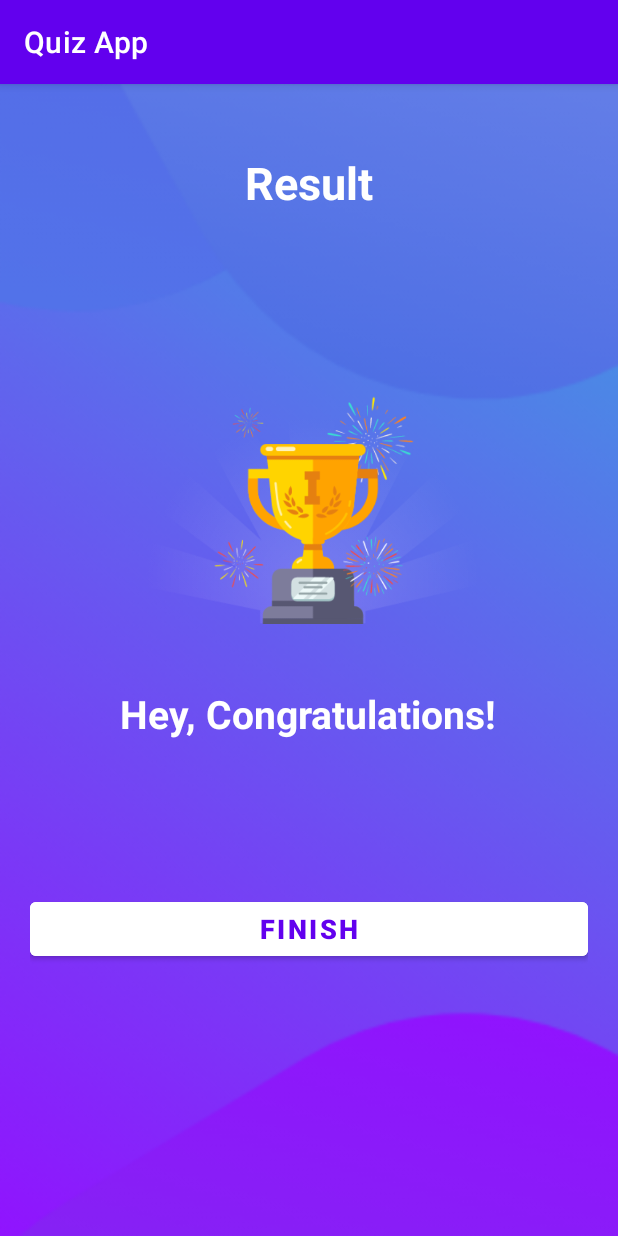
After one commit to Amirabbas-Ghorbani/Quiz_App, an Android app: the ResultActivity screen opened directly, with no data from a screen before it, on a phone screen of 412 x 824 dp. The commit adds this screen. Run offline under Robolectric (Android 15) with nearby library versions, the phone set to English and light mode, and no system bars.

Commit message:
second commit

```diff
--- a/app/src/main/AndroidManifest.xml
+++ b/app/src/main/AndroidManifest.xml
@@ -11,6 +11,9 @@
         android:supportsRtl="true"
         android:theme="@style/Theme.QuizApp"
         tools:targetApi="31">
+        <activity
+            android:name=".ResultActivity"
+            android:exported="false" />
         <activity
             android:name=".QuizQuestionsActivity"
             android:exported="false" />
--- a/app/src/main/java/ghorbani/amir/quizapp/QuizQuestionsActivity.kt
+++ b/app/src/main/java/ghorbani/amir/quizapp/QuizQuestionsActivity.kt
@@ -1,6 +1,7 @@
 package ghorbani.amir.quizapp
 
 import android.content.Context
+import android.content.Intent
 import android.graphics.Color
 import android.graphics.Typeface
 import androidx.appcompat.app.AppCompatActivity
@@ -78,6 +79,11 @@ class QuizQuestionsActivity : AppCompatActivity(), View.OnClickListener {
 
         if (mCurrentPosition == mQuestionsList!!.size){
             btnSubmit?.text = "FINISH"
+            btnSubmit?.setOnClickListener {
+                val intent = Intent(this, ResultActivity::class.java)
+                startActivity(intent)
+                finish()
+            }
         }else{
             btnSubmit?.text = "SUBMIT"
         }
--- /dev/null
+++ b/app/src/main/java/ghorbani/amir/quizapp/ResultActivity.kt
@@ -0,0 +1,26 @@
+package ghorbani.amir.quizapp
+
+import androidx.appcompat.app.AppCompatActivity
+import android.os.Bundle
+import android.widget.EditText
+import android.widget.ImageView
+import android.widget.TextView
+import androidx.appcompat.widget.AppCompatEditText
+
+
+class ResultActivity : AppCompatActivity() {
+
+    private var ivResultImage : ImageView? = null
+    private var tvResultName : TextView? = null
+
+
+    override fun onCreate(savedInstanceState: Bundle?) {
+        super.onCreate(savedInstanceState)
+        setContentView(R.layout.activity_result)
+
+        ivResultImage = findViewById(R.id.iv_result_image)
+        ivResultImage?.setImageResource(R.drawable.ic_trophy)
+        tvResultName = findViewById(R.id.tv_result_name)
+    }
+
+}
--- /dev/null
+++ b/app/src/main/res/layout/activity_result.xml
@@ -0,0 +1,79 @@
+<?xml version="1.0" encoding="utf-8"?>
+<LinearLayout xmlns:android="http://schemas.android.com/apk/res/android"
+    xmlns:app="http://schemas.android.com/apk/res-auto"
+    xmlns:tools="http://schemas.android.com/tools"
+    android:layout_width="match_parent"
+    android:layout_height="match_parent"
+    android:orientation="vertical"
+    android:gravity="center_horizontal"
+    android:background="@drawable/ic_bg"
+    android:padding="20dp"
+    tools:context=".ResultActivity">
+
+    <TextView
+        android:id="@+id/tv_result"
+        android:layout_width="wrap_content"
+        android:layout_height="wrap_content"
+        android:gravity="center"
+        android:layout_marginTop="25dp"
+        android:text="Result"
+        android:textColor="@color/white"
+        android:textSize="30sp"
+        android:textStyle="bold"
+        />
+
+    <ImageView
+        android:id="@+id/iv_result_image"
+        android:layout_width="300dp"
+        android:layout_height="300dp"
+        android:contentDescription="image"
+        tools:src="@drawable/ic_trophy" />
+
+    <TextView
+        android:id="@+id/tv_congratulations"
+        android:layout_width="wrap_content"
+        android:layout_height="wrap_content"
+        android:layout_marginTop="16dp"
+        android:text="Hey, Congratulations!"
+        android:textSize="26sp"
+        android:textStyle="bold"
+        android:textColor="@color/white"
+
+        />
+
+    <TextView
+        android:id="@+id/tv_result_name"
+        android:layout_width="wrap_content"
+        android:layout_height="wrap_content"
+        android:layout_marginTop="25dp"
+        android:textSize="22sp"
+        android:textStyle="bold"
+        android:textColor="@color/white"
+        tools:text="Username"
+        />
+
+    <TextView
+        android:id="@+id/tv_score"
+        android:layout_width="wrap_content"
+        android:layout_height="wrap_content"
+        android:layout_marginTop="10dp"
+        android:textSize="20sp"
+        android:textColor="#7A8089"
+        android:textStyle="italic"
+        tools:text="Your Score is 0 out of 9"
+        />
+
+    <Button
+        android:id="@+id/btn_result_Finish"
+        android:layout_width="match_parent"
+        android:layout_height="wrap_content"
+        android:layout_marginTop="10dp"
+        android:text="Finish"
+        android:textSize="18sp"
+        android:textStyle="bold"
+        android:textColor="@color/design_default_color_primary"
+        android:backgroundTint="@color/white"
+        />
+
+
+</LinearLayout>
```
Also changed, not shown: app/src/main/res/drawable/ic_trophy.png (added).
